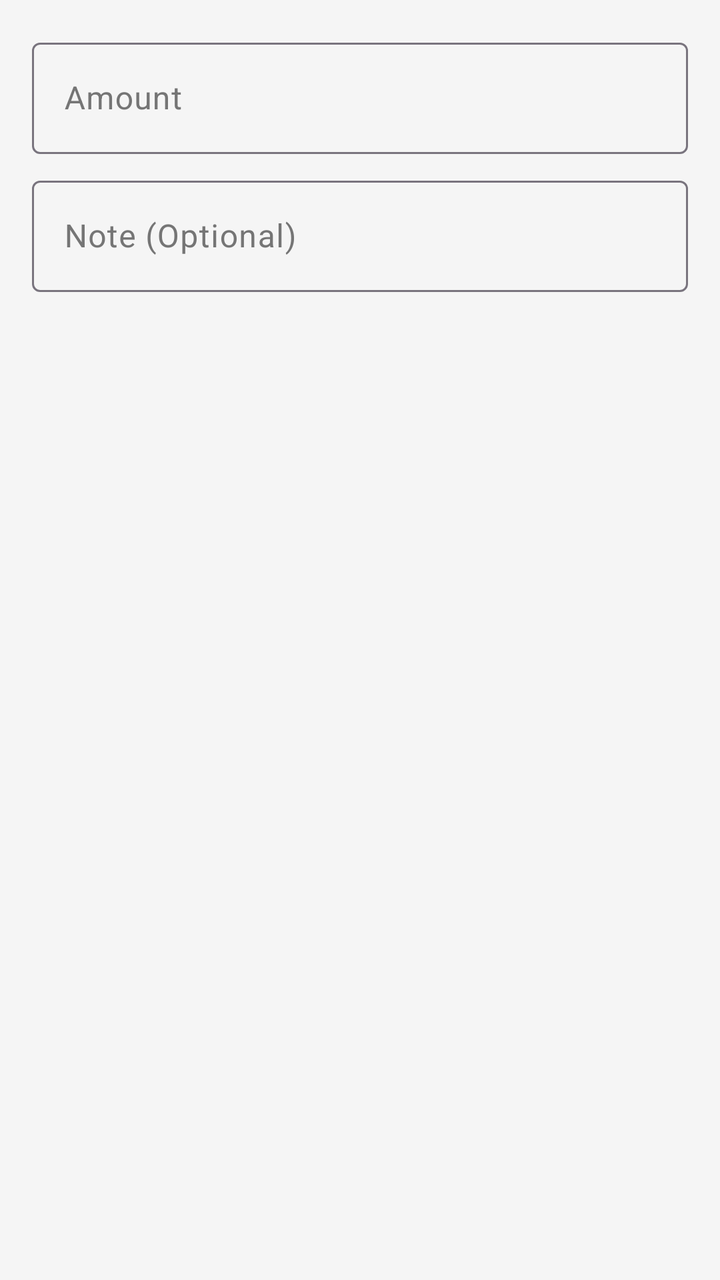
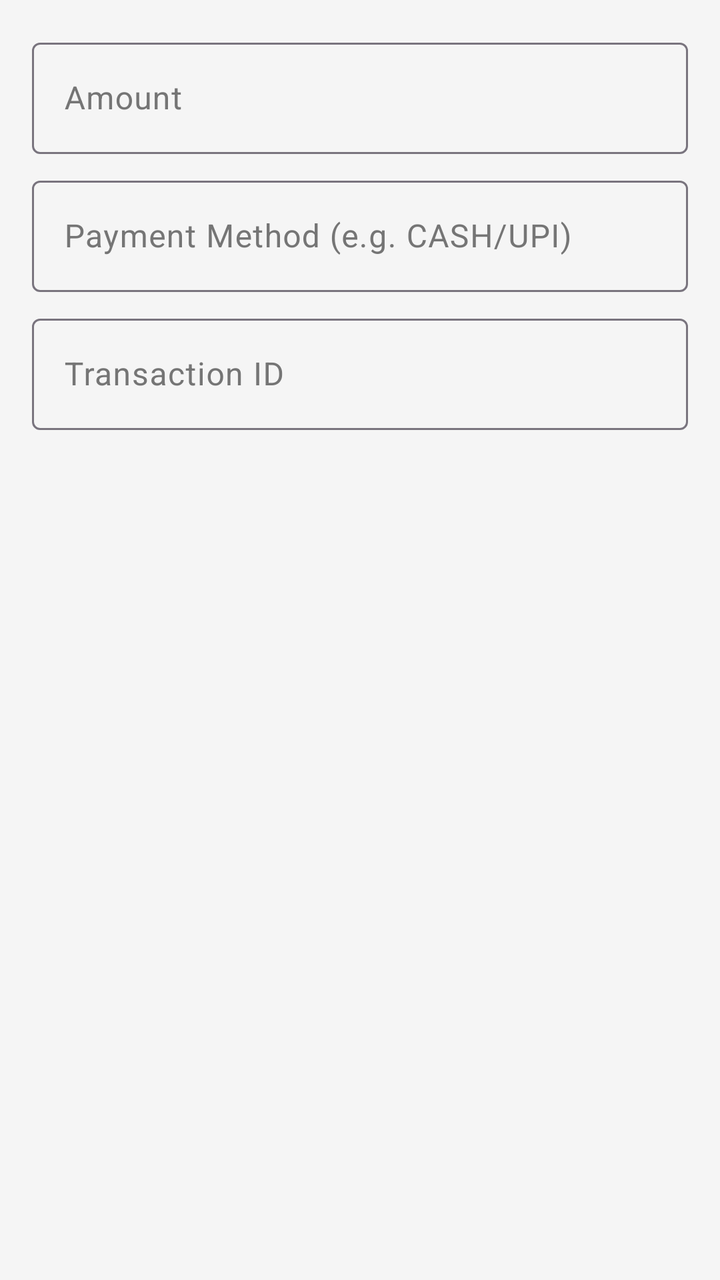

Two renders of the same Android screen: before a commit and after it. Below are the layout's source before the change and the commit's diff.
<!-- AndroidManifest.xml: application theme Theme.SVDAgency -->
<!-- res/layout/admin_subscription_payment_add.xml -->
<?xml version="1.0" encoding="utf-8"?>
<LinearLayout xmlns:android="http://schemas.android.com/apk/res/android"
    android:layout_width="match_parent"
    android:layout_height="wrap_content"
    android:orientation="vertical"
    android:padding="16dp">

    <com.google.android.material.textfield.TextInputLayout
        android:layout_width="match_parent"
        android:layout_height="wrap_content"
        android:hint="Amount">

        <com.google.android.material.textfield.TextInputEditText
            android:id="@+id/etAmount"
            android:layout_width="match_parent"
            android:layout_height="wrap_content"
            android:inputType="numberDecimal" />
    </com.google.android.material.textfield.TextInputLayout>

    <com.google.android.material.textfield.TextInputLayout
        android:layout_width="match_parent"
        android:layout_height="wrap_content"
        android:layout_marginTop="8dp"
        android:hint="Note (Optional)">

        <com.google.android.material.textfield.TextInputEditText
            android:id="@+id/etNote"
            android:layout_width="match_parent"
            android:layout_height="wrap_content"
            android:inputType="text" />
    </com.google.android.material.textfield.TextInputLayout>

</LinearLayout>
<!-- resources referenced by this layout -->
<resources>
  <style name="Theme.SVDAgency" parent="Theme.Material3.Light.NoActionBar">
          
          <item name="colorPrimary">@color/brand_red</item>
          <item name="colorOnPrimary">@color/white</item>
          <item name="colorPrimaryContainer">@color/brand_red_dark</item>
          <item name="colorOnPrimaryContainer">@color/white</item>
  
          
          <item name="colorSecondary">@color/colorAccent</item>
          <item name="colorOnSecondary">@color/white</item>
          <item name="colorSecondaryContainer">@color/white</item>
          <item name="colorOnSecondaryContainer">@color/black</item>
  
          <item name="colorSurface">@color/surface_background</item>
          <item name="colorOnSurface">@color/textColorPrimary</item>
          <item name="colorSurfaceVariant">@color/surface_variant</item>
          <item name="colorOnSurfaceVariant">@color/textColorSecondary</item>
          <item name="colorBackground">@color/window_background</item>
  
          <item name="colorSurfaceContainer">@color/surface_background</item>
          <item name="colorSurfaceContainerHigh">@color/surface_background</item>
          <item name="colorSurfaceContainerHighest">@color/surface_background</item>
          <item name="colorSurfaceContainerLow">@color/surface_background</item>
          <item name="colorSurfaceContainerLowest">@color/surface_background</item>
  
          
          <item name="android:statusBarColor">@color/brand_red</item>
          <item name="android:windowLightStatusBar" tools:targetApi="m">false</item>
  
          
          <item name="android:windowBackground">@color/window_background</item>
  
          
          <item name="materialCardViewStyle">@style/Widget.App.CardView</item>
  
          
          <item name="navigationViewStyle">@style/Widget.App.NavigationView</item>
  
          
          <item name="bottomNavigationStyle">@style/Widget.App.BottomNavigationView</item>
      </style>
  <color name="brand_red">#D32F2F</color>
  <color name="white">#FFFFFFFF</color>
  <color name="brand_red_dark">#B71C1C</color>
  <color name="colorAccent">#FF5252</color>
  <color name="black">#FF000000</color>
  <color name="surface_background">#FFFFFF</color>
  <color name="textColorPrimary">#000000</color>
  <color name="surface_variant">#F5F5F5</color>
  <color name="textColorSecondary">#757575</color>
  <color name="window_background">#F5F5F5</color>
  <style name="Widget.App.CardView" parent="Widget.Material3.CardView.Elevated">
          <item name="cardBackgroundColor">@color/card_background</item>
          <item name="cardElevation">2dp</item>
          <item name="strokeWidth">1dp</item>
          <item name="strokeColor">@color/card_stroke_color</item>
      </style>
  <style name="Widget.App.NavigationView" parent="Widget.Material3.NavigationView">
          <item name="backgroundTint">@color/drawer_background</item>
          <item name="elevation">0dp</item>
          <item name="itemTextColor">@color/drawer_nav_item_colors</item>
          <item name="itemIconTint">@color/drawer_nav_icon_colors</item>
      </style>
  <style name="Widget.App.BottomNavigationView" parent="Widget.Material3.BottomNavigationView">
          <item name="backgroundTint">@color/surface_background</item>
          <item name="itemTextColor">@color/textColorSecondary</item>
          <item name="itemIconTint">@color/textColorSecondary</item>
      </style>
  <color name="card_background">#FFFFFF</color>
  <color name="card_stroke_color">#E0E0E0</color>
  <color name="drawer_background">#FFFFFF</color>
</resources>

<!-- the commit's change to res/layout/admin_subscription_payment_add.xml (unified diff, before → after) -->
@@ -21,10 +21,23 @@
         android:layout_width="match_parent"
         android:layout_height="wrap_content"
         android:layout_marginTop="8dp"
-        android:hint="Note (Optional)">
+        android:hint="Payment Method (e.g. CASH/UPI)">
 
         <com.google.android.material.textfield.TextInputEditText
-            android:id="@+id/etNote"
+            android:id="@+id/etMethod"
+            android:layout_width="match_parent"
+            android:layout_height="wrap_content"
+            android:inputType="textCapCharacters" />
+    </com.google.android.material.textfield.TextInputLayout>
+
+    <com.google.android.material.textfield.TextInputLayout
+        android:layout_width="match_parent"
+        android:layout_height="wrap_content"
+        android:layout_marginTop="8dp"
+        android:hint="Transaction ID">
+
+        <com.google.android.material.textfield.TextInputEditText
+            android:id="@+id/etTxnId"
             android:layout_width="match_parent"
             android:layout_height="wrap_content"
             android:inputType="text" />
<!-- resource entries referenced after the edit -->
@@ -40,6 +40,9 @@
   
           
           <item name="bottomNavigationStyle">@style/Widget.App.BottomNavigationView</item>
+  
+          
+          <item name="materialAlertDialogTheme">@style/ThemeOverlay.App.MaterialAlertDialog</item>
       </style>
   <color name="brand_red">#D32F2F</color>
   <color name="white">#FFFFFFFF</color>
@@ -68,6 +71,11 @@
           <item name="itemTextColor">@color/textColorSecondary</item>
           <item name="itemIconTint">@color/textColorSecondary</item>
       </style>
+  <style name="ThemeOverlay.App.MaterialAlertDialog" parent="ThemeOverlay.Material3.MaterialAlertDialog">
+          <item name="colorSurface">@color/surface_background</item>
+          
+          <item name="android:windowBackground">@android:color/transparent</item>
+      </style>
   <color name="card_background">#FFFFFF</color>
   <color name="card_stroke_color">#E0E0E0</color>
   <color name="drawer_background">#FFFFFF</color>
